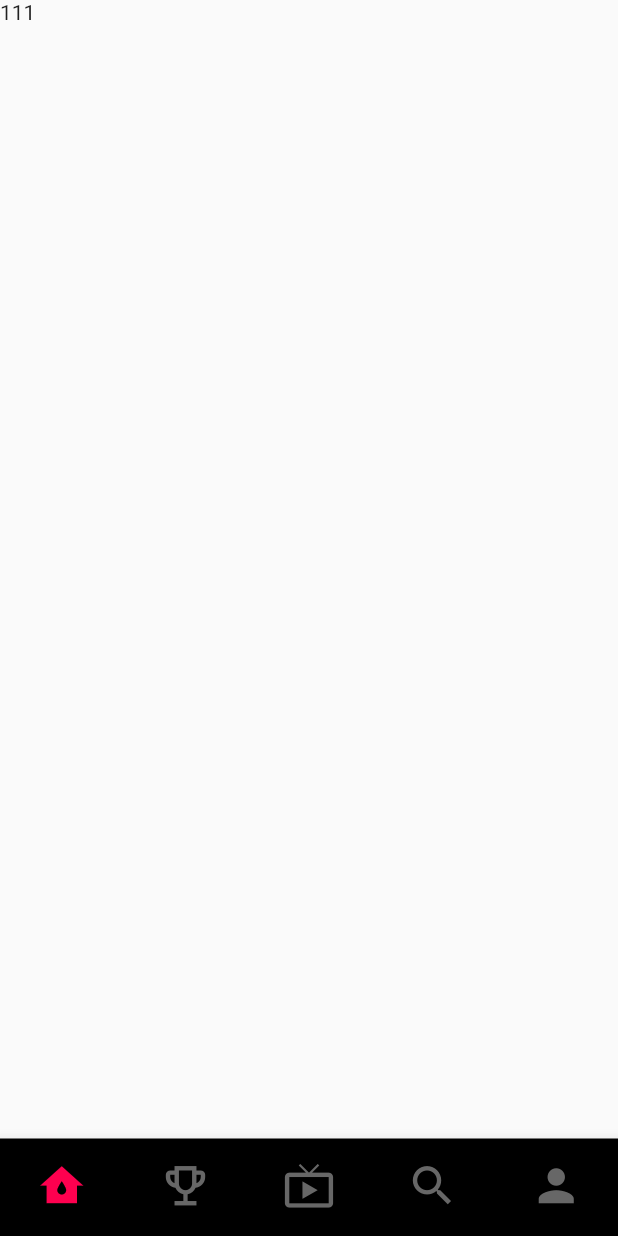
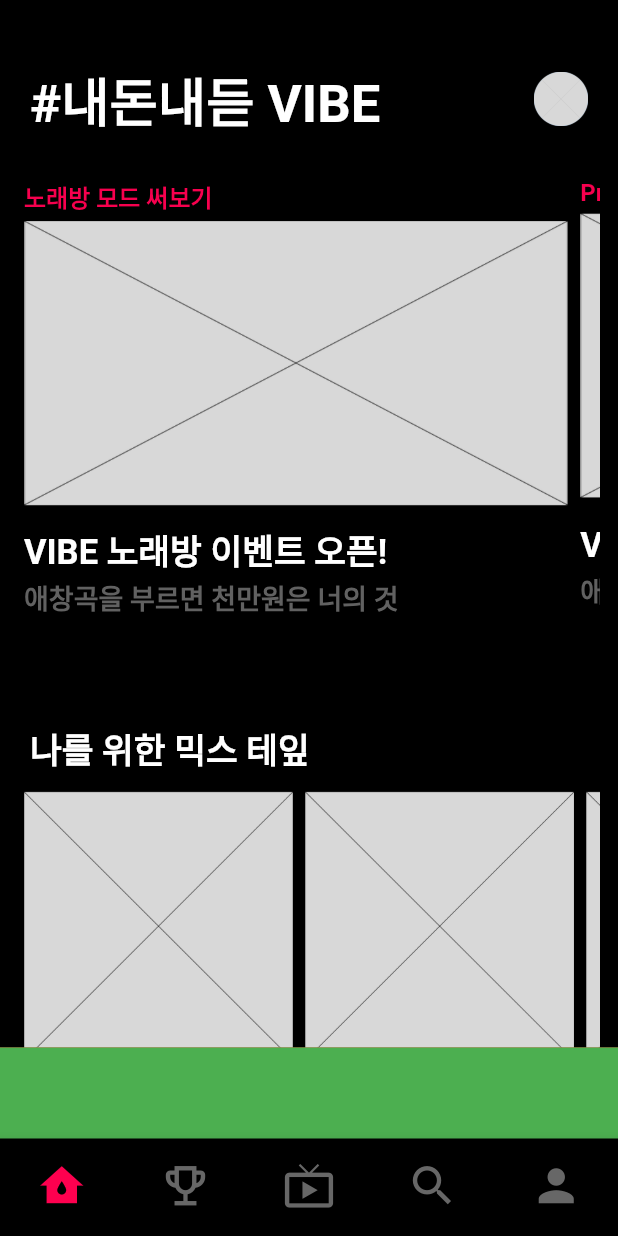
Before and after one commit to Soda-Flavour/com.soda_flavour.train.ui.flutter, a Flutter app: the screen it shows after launch, on a phone screen of 412 x 824 dp. Run offline on Flutter 3.47's test engine with Material 2 defaults, Android fonts, the phone set to English and light mode, and no system bars; our stand-ins replace get.

Commit message:
refactor: Amination Padding

```diff
--- a/lib/pages/bottomNav/BottomNav.page.dart
+++ b/lib/pages/bottomNav/BottomNav.page.dart
@@ -3,6 +3,7 @@
 import 'package:vibe_clone/controller/BottomNav.ctrl.dart';
 import 'package:vibe_clone/pages/chart/Chart.page.dart';
 import 'package:vibe_clone/pages/dashboard/Dashboard.page.dart';
+import 'package:vibe_clone/pages/dashboard/blank.page.dart';
 import 'package:vibe_clone/pages/search/Search.page.dart';
 import 'package:vibe_clone/pages/storage/Storage.page.dart';
 import 'package:vibe_clone/pages/video/Video.page.dart';
@@ -12,7 +13,7 @@
   double iconSize = 35.0;
 
   List<Widget> mainPages = [
-    DashboardPage(),
+    BlankPage(),
     ChartPage(),
     VideoPage(),
     SearchPage(),
--- /dev/null
+++ b/lib/pages/dashboard/blank.page.dart
@@ -0,0 +1,223 @@
+import 'package:flutter/material.dart';
+import 'package:vibe_clone/pages/dashboard/components/playlist_card.comp.dart';
+
+import 'components/promotion_card.comp.dart';
+import 'components/promotion_card.comp.dart';
+
+class BlankPage extends StatefulWidget {
+  @override
+  _BlankPageState createState() => _BlankPageState();
+}
+
+class _BlankPageState extends State<BlankPage> {
+  bool selected = false;
+  double vertiPaddingVal = 0;
+  double horiPaddingVal = 0;
+  AnimationController _controller;
+  BorderRadiusGeometry _borderRadius = BorderRadius.circular(0);
+
+  List<Color> backgroundColorList = [
+    Color(0xff000000),
+    Color(0xff020202),
+    Color(0xff040404),
+    Color(0xff060606),
+    Color(0xff080808),
+    Color(0xff101010),
+    Color(0xff121212),
+    Color(0xff141414),
+    Color(0xff161616),
+    Color(0xff181818),
+    Color(0xff202020),
+  ];
+  Color selectedBgColor = Color(0xff000000);
+
+  @override
+  void initState() {
+    super.initState();
+  }
+
+  @override
+  Widget build(BuildContext context) {
+    return Stack(
+      children: <Widget>[
+        AnimatedPadding(
+          duration: const Duration(microseconds: 1),
+          padding: EdgeInsets.symmetric(
+              horizontal: horiPaddingVal, vertical: vertiPaddingVal),
+          // horizontal: selected ? 8 : 0, vertical: selected ? 40 : 0),
+          curve: Curves.easeInOut,
+          child: AnimatedContainer(
+            decoration: BoxDecoration(
+              color: selectedBgColor,
+              borderRadius: _borderRadius,
+            ),
+            duration: const Duration(milliseconds: 500),
+            child: CustomScrollView(
+              key: PageStorageKey<String>("pg1"),
+              slivers: [
+                SliverSafeArea(
+                  sliver: SliverList(
+                    delegate: SliverChildListDelegate.fixed(
+                      [
+                        SizedBox(
+                          height: 40,
+                        ),
+                        Padding(
+                          padding: const EdgeInsets.symmetric(horizontal: 20.0),
+                          child: Row(
+                            mainAxisAlignment: MainAxisAlignment.spaceBetween,
+                            children: [
+                              Text(
+                                "#내돈내듣 VIBE",
+                                style: TextStyle(
+                                  fontWeight: FontWeight.w700,
+                                  fontSize: 35.0,
+                                  color: Colors.white,
+                                ),
+                              ),
+                              CircleAvatar(
+                                radius: 18.0,
+                                child: Image.asset(
+                                  'assets/dev/images/img_round.png',
+                                  scale: 14.0,
+                                ),
+                              ),
+                            ],
+                          ),
+                        ),
+                        SizedBox(
+                          height: 15,
+                        ),
+                        PromotionCardComp(
+                          bgColor: selectedBgColor,
+                        ),
+                        Divider(
+                          height: 45,
+                        ),
+                        Padding(
+                          padding: const EdgeInsets.symmetric(horizontal: 20.0),
+                          child: Text(
+                            "나를 위한 믹스 테잎",
+                            style: TextStyle(
+                              fontWeight: FontWeight.w700,
+                              fontSize: 23.0,
+                              color: Colors.white,
+                            ),
+                          ),
+                        ),
+                        PlaylistCardComp(
+                          bgColor: selectedBgColor,
+                        ),
+                        Divider(
+                          height: 45,
+                        ),
+                        Padding(
+                          padding: const EdgeInsets.symmetric(horizontal: 20.0),
+                          child: Text(
+                            "나를 위한 믹스 테잎",
+                            style: TextStyle(
+                              fontWeight: FontWeight.w700,
+                              fontSize: 23.0,
+                              color: Colors.white,
+                            ),
+                          ),
+                        ),
+                        PlaylistCardComp(),
+                        Divider(
+                          height: 45,
+                        ),
+                        Padding(
+                          padding: const EdgeInsets.symmetric(horizontal: 20.0),
+                          child: Text(
+                            "나를 위한 믹스 테잎",
+                            style: TextStyle(
+                              fontWeight: FontWeight.w700,
+                              fontSize: 23.0,
+                              color: Colors.white,
+                            ),
+                          ),
+                        ),
+                        PlaylistCardComp()
+                      ],
+                    ),
+                  ),
+                )
+              ],
+            ),
+          ),
+        ),
+        NotificationListener<DraggableScrollableNotification>(
+          onNotification: (notification) {
+            // print("${num.parse(notification.extent.toStringAsFixed(2))}");
+            double posVal = num.parse(notification.extent.toStringAsFixed(2));
+            setState(() {
+              if (posVal == 0.08) {
+                selectedBgColor = backgroundColorList[0];
+                _borderRadius = BorderRadius.circular(0);
+                vertiPaddingVal = 0;
+                horiPaddingVal = 0;
+              } else if (posVal == 0.9) {
+                selectedBgColor = backgroundColorList[10];
+                _borderRadius = BorderRadius.circular(20);
+                vertiPaddingVal = 40;
+                horiPaddingVal = 13;
+              } else {
+                double resVertiPadding = 40 * (posVal / 0.8);
+                double resHoriPadding = 12 * (posVal / 0.8);
+                int bgColor = (10 * (posVal / 0.8)).floor();
+
+                selectedBgColor =
+                    backgroundColorList[(bgColor > 10 ? 10 : bgColor)];
+                _borderRadius = BorderRadius.circular(20 * (posVal / 0.8));
+                if (resVertiPadding <= 40) {
+                  vertiPaddingVal = resVertiPadding;
+                }
+                // if (resVertiPadding <= 8) {
+                //   horiPaddingVal = resHoriPadding;
+                // }
+                horiPaddingVal = resHoriPadding;
+                print("posVal: $posVal");
+                print(horiPaddingVal);
+              }
+              // paddingVal = num.parse(notification.extent.toStringAsFixed(2));
+            });
+          },
+          child: DraggableScrollableSheet(
+            maxChildSize: 0.90,
+            initialChildSize: 0.08,
+            minChildSize: 0.08,
+            builder: (BuildContext context, ScrollController scrollController) {
+              return SingleChildScrollView(
+                physics: new ClampingScrollPhysics(),
+                controller: scrollController,
+                child: Container(
+                  color: Colors.red,
+                  height: 1200,
+                  child: Column(
+                    children: [
+                      Container(
+                        color: Colors.green,
+                        height: 300,
+                      )
+                    ],
+                  ),
+                ),
+              );
+            },
+          ),
+        ),
+      ],
+    );
+  }
+}
+
+//  child: Center(
+//         child: FlatButton(
+//           onPressed: () {
+//             setState(() {
+//               selected = !selected;
+//             });
+//           },
+//           child: Text("클릭"),
+//         ),
+//       ),
--- /dev/null
+++ b/lib/pages/dashboard/components/playlist_card.comp.dart
@@ -0,0 +1,98 @@
+import 'package:flutter/material.dart';
+
+class PlaylistCardComp extends StatefulWidget {
+  final bgColor;
+
+  const PlaylistCardComp({Key key, this.bgColor}) : super(key: key);
+
+  @override
+  _PlaylistCardCompState createState() => _PlaylistCardCompState();
+}
+
+class _PlaylistCardCompState extends State<PlaylistCardComp> {
+  final List<String> numbers = ["최애 믹스테잎", "첨듣 믹스테잎", "잔잔 믹스테잎", "일렉트로닉 믹스테잎"];
+
+  @override
+  Widget build(BuildContext context) {
+    return Container(
+      padding: EdgeInsets.symmetric(horizontal: 12.0, vertical: 8.0),
+      height: MediaQuery.of(context).size.height * 0.32,
+      child: ListView.builder(
+          scrollDirection: Axis.horizontal,
+          itemCount: numbers.length,
+          itemBuilder: (context, index) {
+            return Container(
+              width: MediaQuery.of(context).size.width * 0.455,
+              child: Card(
+                shape: RoundedRectangleBorder(
+                  borderRadius: BorderRadius.circular(0),
+                ),
+                color: widget.bgColor,
+                child: Container(
+                  child: Column(
+                    crossAxisAlignment: CrossAxisAlignment.start,
+                    children: [
+                      Image.asset(
+                        "assets/dev/images/img_box.png",
+                        width: double.infinity,
+                        fit: BoxFit.fitWidth,
+                      ),
+                      SizedBox(height: 12.0),
+                      Text(
+                        numbers[index].toString(),
+                        style: TextStyle(
+                          color: Colors.white,
+                          fontSize: 18.0,
+                        ),
+                      ),
+                      Text(
+                        "슈퍼비, 트웰브, 오혁, Peggy Gue, pH-1",
+                        style: TextStyle(
+                          color: Colors.grey[600],
+                          fontWeight: FontWeight.w500,
+                          fontSize: 16.0,
+                        ),
+                      )
+                    ],
+                  ),
+                ),
+              ),
+            );
+          }),
+    );
+  }
+}
+
+//  @override
+//   Widget build(BuildContext context) {
+//     return Container(
+//       margin: EdgeInsets.symmetric(vertical: 20.0),
+//       height: 200.0,
+//       child: ListView(
+//         scrollDirection: Axis.horizontal,
+//         children: <Widget>[
+
+//           Container(
+//             width: 160.0,
+//             color: Colors.red,
+//           ),
+//           Container(
+//             width: 160.0,
+//             color: Colors.blue,
+//           ),
+//           Container(
+//             width: 160.0,
+//             color: Colors.green,
+//           ),
+//           Container(
+//             width: 160.0,
+//             color: Colors.yellow,
+//           ),
+//           Container(
+//             width: 160.0,
+//             color: Colors.orange,
+//           ),
+//         ],
+//       ),
+//     );
+//   }
--- /dev/null
+++ b/lib/pages/dashboard/components/promotion_card.comp.dart
@@ -0,0 +1,124 @@
+import 'package:flutter/material.dart';
+
+class PromotionCardComp extends StatefulWidget {
+  final bgColor;
+
+  const PromotionCardComp({Key key, this.bgColor}) : super(key: key);
+
+  @override
+  _PromotionCardCompState createState() => _PromotionCardCompState();
+}
+
+class _PromotionCardCompState extends State<PromotionCardComp> {
+  final _pageController = PageController(viewportFraction: .8);
+
+  final List<String> numbers = [
+    "노래방 모드 써보기",
+    "Promotion",
+    "요즘 트랜드",
+    "Happy Christmas"
+  ];
+
+  @override
+  Widget build(BuildContext context) {
+    return Container(
+      padding: EdgeInsets.symmetric(horizontal: 12.0, vertical: 8.0),
+      height: MediaQuery.of(context).size.height * 0.40,
+      child: ListView.builder(
+          controller: _pageController,
+          scrollDirection: Axis.horizontal,
+          itemCount: numbers.length,
+          itemBuilder: (context, index) {
+            return Container(
+              width: MediaQuery.of(context).size.width * 0.90,
+              child: Card(
+                shape: RoundedRectangleBorder(
+                  borderRadius: BorderRadius.circular(0),
+                ),
+                color: widget.bgColor,
+                child: Container(
+                  child: Column(
+                    crossAxisAlignment: CrossAxisAlignment.start,
+                    children: [
+                      Text(
+                        numbers[index],
+                        style: TextStyle(
+                          color: Color(0xffF7004E),
+                          fontWeight: FontWeight.w600,
+                          fontSize: 16.0,
+                        ),
+                      ),
+                      SizedBox(
+                        height: 4.0,
+                      ),
+                      Image.asset(
+                        "assets/dev/images/img_box.png",
+                        width: double.infinity,
+                        height: 190,
+                        fit: BoxFit.fill,
+                      ),
+                      SizedBox(
+                        height: 12.0,
+                      ),
+                      Text(
+                        "VIBE 노래방 이벤트 오픈!",
+                        style: TextStyle(
+                          color: Colors.white,
+                          fontWeight: FontWeight.w700,
+                          fontSize: 23.0,
+                        ),
+                      ),
+                      SizedBox(
+                        height: 2.0,
+                      ),
+                      Text(
+                        "애창곡을 부르면 천만원은 너의 것",
+                        style: TextStyle(
+                          color: Colors.grey[700],
+                          fontWeight: FontWeight.w700,
+                          fontSize: 18.0,
+                        ),
+                      ),
+                    ],
+                  ),
+                ),
+              ),
+            );
+          }),
+    );
+  }
+}
+
+//  @override
+//   Widget build(BuildContext context) {
+//     return Container(
+//       margin: EdgeInsets.symmetric(vertical: 20.0),
+//       height: 200.0,
+//       child: ListView(
+//         scrollDirection: Axis.horizontal,
+//         children: <Widget>[
+
+//           Container(
+//             width: 160.0,
+//             color: Colors.red,
+//           ),
+//           Container(
+//             width: 160.0,
+//             color: Colors.blue,
+//           ),
+//           Container(
+//             width: 160.0,
+//             color: Colors.green,
+//           ),
+//           Container(
+//             width: 160.0,
+//             color: Colors.yellow,
+//           ),
+//           Container(
+//             width: 160.0,
+//             color: Colors.orange,
+//           ),
+//         ],
+//       ),
+//     );
+//   }
--- a/lib/pages/search/Search.page.dart
+++ b/lib/pages/search/Search.page.dart
@@ -1,8 +1,94 @@
 import 'package:flutter/material.dart';
 
-class SearchPage extends StatelessWidget {
+// class SearchPage extends StatelessWidget {
+//   @override
+//   Widget build(BuildContext context) {
+//     return Text("444");
+//   }
+// }
+
+class SearchPage extends StatefulWidget {
+  @override
+  _HomePageState createState() => _HomePageState();
+}
+
+class _HomePageState extends State<SearchPage>
+    with SingleTickerProviderStateMixin {
+  AnimationController _controller;
+  BorderRadiusTween borderRadius;
+  Duration _duration = Duration(milliseconds: 500);
+  Tween<Offset> _tween = Tween(begin: Offset(0, 1), end: Offset(0, 0));
+  double _height, min = 0.1, initial = 0.3, max = 0.7;
+
+  @override
+  void initState() {
+    super.initState();
+    _controller = AnimationController(vsync: this, duration: _duration);
+    borderRadius = BorderRadiusTween(
+      begin: BorderRadius.circular(75.0),
+      end: BorderRadius.circular(0.0),
+    );
+  }
+
   @override
   Widget build(BuildContext context) {
-    return Text("444");
+    return Scaffold(
+      floatingActionButton: GestureDetector(
+        child: FloatingActionButton(
+          child: AnimatedIcon(
+              icon: AnimatedIcons.menu_close, progress: _controller),
+          elevation: 5,
+          backgroundColor: Colors.deepOrange,
+          foregroundColor: Colors.white,
+          onPressed: () async {
+            if (_controller.isDismissed)
+              _controller.forward();
+            else if (_controller.isCompleted) _controller.reverse();
+          },
+        ),
+      ),
+      body: SizedBox.expand(
+        child: Stack(
+          children: <Widget>[
+            FlutterLogo(size: 500),
+            SizedBox.expand(
+              child: SlideTransition(
+                position: _tween.animate(_controller),
+                child: DraggableScrollableSheet(
+                  minChildSize:
+                      min, // 0.1 times of available height, sheet can't go below this on dragging
+                  maxChildSize:
+                      max, // 0.7 times of available height, sheet can't go above this on dragging
+                  initialChildSize:
+                      initial, // 0.1 times of available height, sheet start at this size when opened for first time
+                  builder: (BuildContext context, ScrollController controller) {
+                    return AnimatedBuilder(
+                      animation: controller,
+                      builder: (context, child) {
+                        return ClipRRect(
+                          borderRadius: borderRadius.evaluate(CurvedAnimation(
+                              parent: _controller, curve: Curves.ease)),
+                          child: Container(
+                            height: 500.0,
+                            color: Colors.blue[800],
+                            child: ListView.builder(
+                              controller: controller,
+                              itemCount: 5,
+                              itemBuilder: (BuildContext context, int index) {
+                                return ListTile(title: Text('Item $index'));
+                              },
+                            ),
+                          ),
+                        );
+                      },
+                    );
+                  },
+                ),
+              ),
+            ),
+          ],
+        ),
+      ),
+    );
   }
 }
--- a/pubspec.yaml
+++ b/pubspec.yaml
@@ -44,9 +44,9 @@
   uses-material-design: true
 
   # To add assets to your application, add an assets section, like this:
-  # assets:
-  #   - images/a_dot_burr.jpeg
-  #   - images/a_dot_ham.jpeg
+  assets:
+    - assets/images/
+    - assets/dev/images/
 
   # An image asset can refer to one or more resolution-specific "variants", see
   # https://flutter.dev/assets-and-images/#resolution-aware.
```
Also changed, not shown: assets/dev/images/img_box.png (added), assets/dev/images/img_round.png (added).
